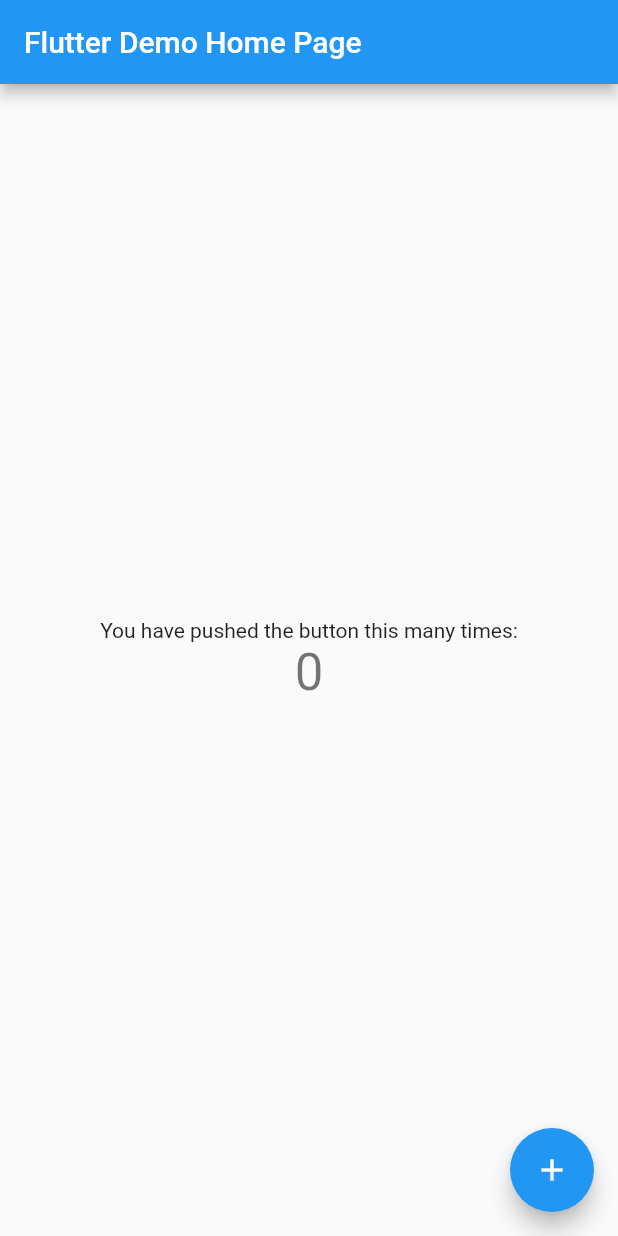
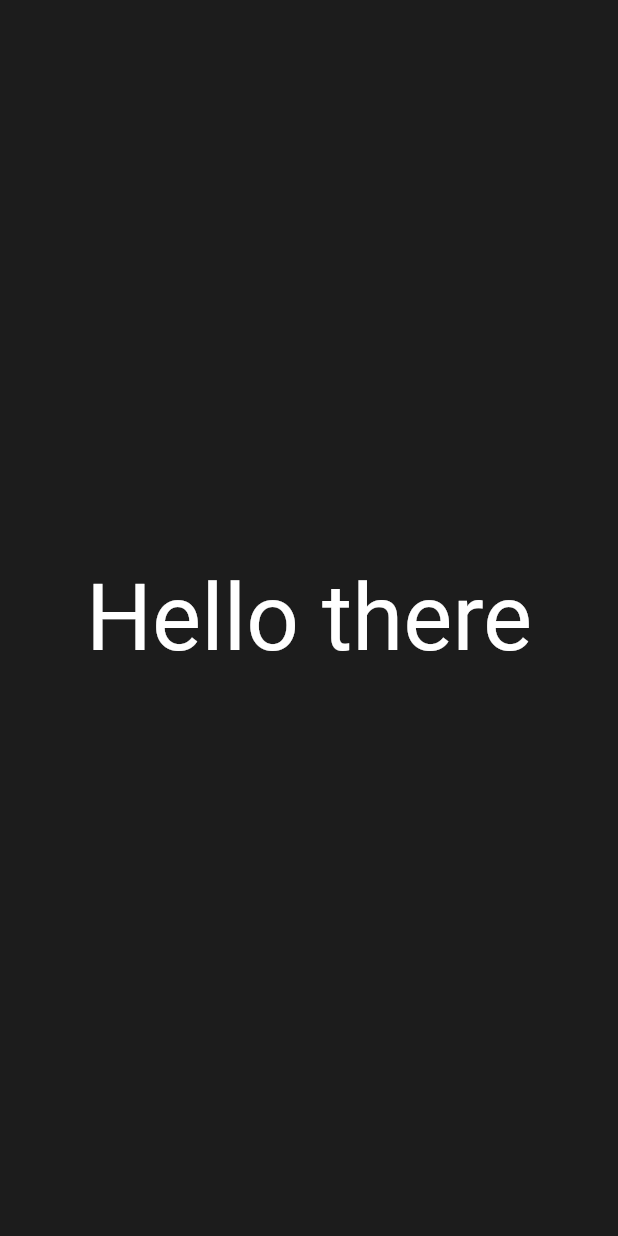
Before and after one commit to KaterinaOsipenko/color_generator, a Flutter app: the screen it shows after launch, on a phone screen of 412 x 824 dp. Run offline on Flutter 3.47's test engine with Material 2 defaults, Android fonts, the phone set to English and light mode, and no system bars.

Commit message:
create functionality

```diff
--- a/lib/main.dart
+++ b/lib/main.dart
@@ -1,115 +1,21 @@
+import 'package:color_generator/screens/home_screen.dart';
 import 'package:flutter/material.dart';
 
 void main() {
-  runApp(const MyApp());
+  runApp(const Main());
 }
 
-class MyApp extends StatelessWidget {
-  const MyApp({super.key});
+/// Root of application
+class Main extends StatelessWidget {
+  /// Constructor for myApp class
+  const Main({super.key});
 
   // This widget is the root of your application.
   @override
   Widget build(BuildContext context) {
-    return MaterialApp(
-      title: 'Flutter Demo',
-      theme: ThemeData(
-        // This is the theme of your application.
-        //
-        // Try running your application with "flutter run". You'll see the
-        // application has a blue toolbar. Then, without quitting the app, try
-        // changing the primarySwatch below to Colors.green and then invoke
-        // "hot reload" (press "r" in the console where you ran "flutter run",
-        // or simply save your changes to "hot reload" in a Flutter IDE).
-        // Notice that the counter didn't reset back to zero; the application
-        // is not restarted.
-        primarySwatch: Colors.blue,
-      ),
-      home: const MyHomePage(title: 'Flutter Demo Home Page'),
+    return const MaterialApp(
+      title: 'Color generator',
+      home: HomeScreen(),
     );
   }
 }
-
-class MyHomePage extends StatefulWidget {
-  const MyHomePage({super.key, required this.title});
-
-  // This widget is the home page of your application. It is stateful, meaning
-  // that it has a State object (defined below) that contains fields that affect
-  // how it looks.
-
-  // This class is the configuration for the state. It holds the values (in this
-  // case the title) provided by the parent (in this case the App widget) and
-  // used by the build method of the State. Fields in a Widget subclass are
-  // always marked "final".
-
-  final String title;
-
-  @override
-  State<MyHomePage> createState() => _MyHomePageState();
-}
-
-class _MyHomePageState extends State<MyHomePage> {
-  int _counter = 0;
-
-  void _incrementCounter() {
-    setState(() {
-      // This call to setState tells the Flutter framework that something has
-      // changed in this State, which causes it to rerun the build method below
-      // so that the display can reflect the updated values. If we changed
-      // _counter without calling setState(), then the build method would not be
-      // called again, and so nothing would appear to happen.
-      _counter++;
-    });
-  }
-
-  @override
-  Widget build(BuildContext context) {
-    // This method is rerun every time setState is called, for instance as done
-    // by the _incrementCounter method above.
-    //
-    // The Flutter framework has been optimized to make rerunning build methods
-    // fast, so that you can just rebuild anything that needs updating rather
-    // than having to individually change instances of widgets.
-    return Scaffold(
-      appBar: AppBar(
-        // Here we take the value from the MyHomePage object that was created by
-        // the App.build method, and use it to set our appbar title.
-        title: Text(widget.title),
-      ),
-      body: Center(
-        // Center is a layout widget. It takes a single child and positions it
-        // in the middle of the parent.
-        child: Column(
-          // Column is also a layout widget. It takes a list of children and
-          // arranges them vertically. By default, it sizes itself to fit its
-          // children horizontally, and tries to be as tall as its parent.
-          //
-          // Invoke "debug painting" (press "p" in the console, choose the
-          // "Toggle Debug Paint" action from the Flutter Inspector in Android
-          // Studio, or the "Toggle Debug Paint" command in Visual Studio Code)
-          // to see the wireframe for each widget.
-          //
-          // Column has various properties to control how it sizes itself and
-          // how it positions its children. Here we use mainAxisAlignment to
-          // center the children vertically; the main axis here is the vertical
-          // axis because Columns are vertical (the cross axis would be
-          // horizontal).
-          mainAxisAlignment: MainAxisAlignment.center,
-          children: <Widget>[
-            const Text(
-              'You have pushed the button this many times:',
-            ),
-            Text(
-              '$_counter',
-              style: Theme.of(context).textTheme.headlineMedium,
-            ),
-          ],
-        ),
-      ),
-      floatingActionButton: FloatingActionButton(
-        onPressed: _incrementCounter,
-        tooltip: 'Increment',
-        child: const Icon(Icons.add),
-      ), // This trailing comma makes auto-formatting nicer for build methods.
-    );
-  }
-}
--- /dev/null
+++ b/lib/model/color_generator.dart
@@ -0,0 +1,21 @@
+import 'dart:math';
+
+import 'package:flutter/material.dart';
+
+/// Class for color generating
+class ColorGenerator {
+  /// max number for generating Random values
+  int maxValue = 256;
+
+  /// static opacity for colors
+  double opacity = 1;
+
+  /// method for generation color
+  Color randomize() {
+    final _red = Random().nextInt(maxValue);
+    final _blue = Random().nextInt(maxValue);
+    final _green = Random().nextInt(maxValue);
+
+    return Color.fromRGBO(_red, _green, _blue, opacity);
+  }
+}
--- /dev/null
+++ b/lib/screens/home_screen.dart
@@ -0,0 +1,59 @@
+import 'dart:io';
+
+import 'package:color_generator/model/color_generator.dart';
+import 'package:color_generator/widgets/android_home_body.dart';
+import 'package:color_generator/widgets/ios_home_body.dart';
+import 'package:flutter/material.dart';
+
+/// home screen
+class HomeScreen extends StatefulWidget {
+  /// constructor for home screen
+  const HomeScreen({super.key});
+
+  @override
+  State<HomeScreen> createState() => _HomeScreenState();
+}
+
+class _HomeScreenState extends State<HomeScreen> {
+  final luminanceValue = 0.5;
+  final _txt = "Hello there";
+  final _generator = ColorGenerator();
+  Color _backColor = ColorGenerator().randomize();
+  Color _fontColor = Colors.black;
+
+  void _changeColor() {
+    setState(() {
+      _backColor = _generator.randomize();
+      _fontColor = _backColor.computeLuminance() > luminanceValue
+          ? Colors.black
+          : Colors.white;
+    });
+  }
+
+  @override
+  void initState() {
+    _backColor = _generator.randomize();
+    _fontColor = _backColor.computeLuminance() > luminanceValue
+        ? Colors.black
+        : Colors.white;
+    super.initState();
+  }
+
+  @override
+  Widget build(BuildContext context) {
+    return GestureDetector(
+      onTap: _changeColor,
+      child: Platform.isAndroid
+          ? AndroidHomeBody(
+              backColor: _backColor,
+              fontColor: _fontColor,
+              text: _txt,
+            )
+          : IOSHomeBody(
+              backColor: _backColor,
+              fontColor: _fontColor,
+              txt: _txt,
+            ),
+    );
+  }
+}
--- /dev/null
+++ b/lib/widgets/android_home_body.dart
@@ -0,0 +1,32 @@
+import 'package:color_generator/widgets/home_text_widget.dart';
+import 'package:flutter/material.dart';
+
+/// Home body for Android
+class AndroidHomeBody extends StatelessWidget {
+  /// Background color
+  final Color backColor;
+
+  /// Font color
+  final Color fontColor;
+
+  /// Text for content
+  final String text;
+
+  /// Constructor
+  const AndroidHomeBody({
+    super.key,
+    required this.backColor,
+    required this.fontColor,
+    required this.text,
+  });
+
+  @override
+  Widget build(BuildContext context) {
+    return Scaffold(
+      backgroundColor: backColor,
+      body: GestureDetector(
+        child: HomeTextWidget(text: text, fontColor: fontColor),
+      ),
+    );
+  }
+}
--- /dev/null
+++ b/lib/widgets/home_text_widget.dart
@@ -0,0 +1,32 @@
+import 'package:flutter/material.dart';
+
+/// class for representing text
+class HomeTextWidget extends StatelessWidget {
+  /// text for wigget
+  final String text;
+
+  /// Font Color
+  final Color fontColor;
+
+  /// constructor
+  const HomeTextWidget({
+    super.key,
+    required this.text,
+    required this.fontColor,
+  });
+
+  @override
+  Widget build(BuildContext context) {
+    final fontSize = MediaQuery.of(context).size.width * 0.15;
+
+    return Center(
+      child: Text(
+        text,
+        style: TextStyle(
+          color: fontColor,
+          fontSize: fontSize,
+        ),
+      ),
+    );
+  }
+}
--- /dev/null
+++ b/lib/widgets/ios_home_body.dart
@@ -0,0 +1,30 @@
+import 'package:color_generator/widgets/home_text_widget.dart';
+import 'package:flutter/cupertino.dart';
+
+/// Class for presenting Ios Home
+class IOSHomeBody extends StatelessWidget {
+  /// Color for background
+  final Color backColor;
+
+  /// Font color
+  final Color fontColor;
+
+  /// Text for showing
+  final String txt;
+
+  /// constructor
+  const IOSHomeBody({
+    super.key,
+    required this.backColor,
+    required this.fontColor,
+    required this.txt,
+  });
+
+  @override
+  Widget build(BuildContext context) {
+    return CupertinoPageScaffold(
+      backgroundColor: backColor,
+      child: HomeTextWidget(text: txt, fontColor: fontColor),
+    );
+  }
+}
```
Also changed, not shown: pubspec.lock, 1 other file.
